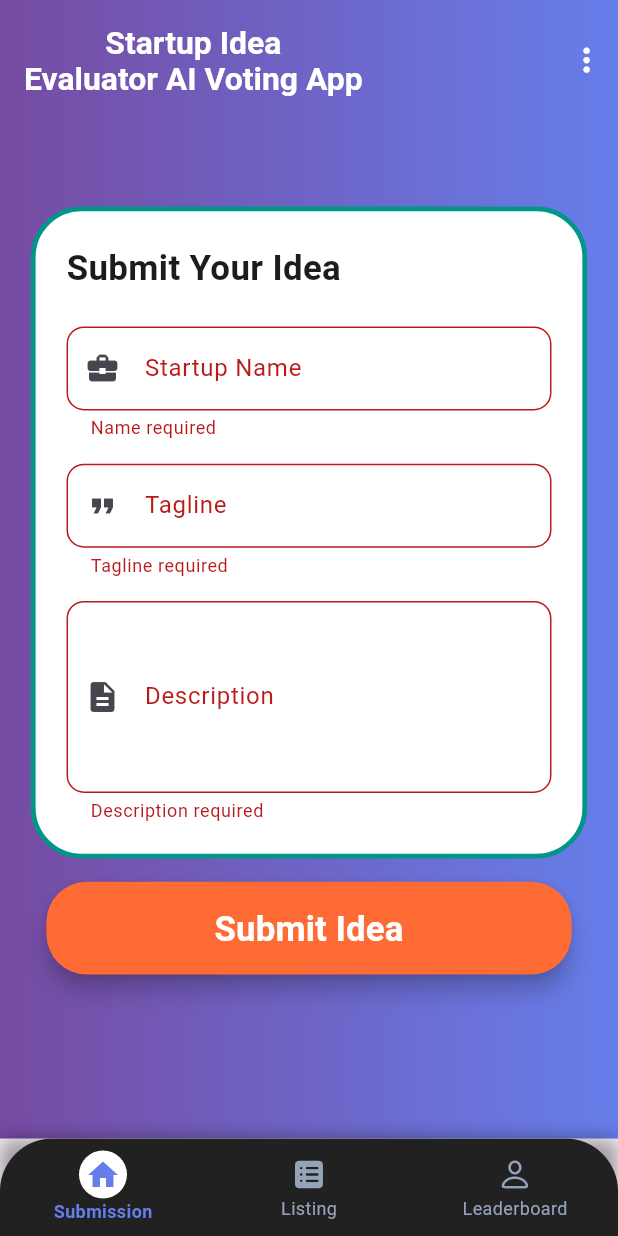
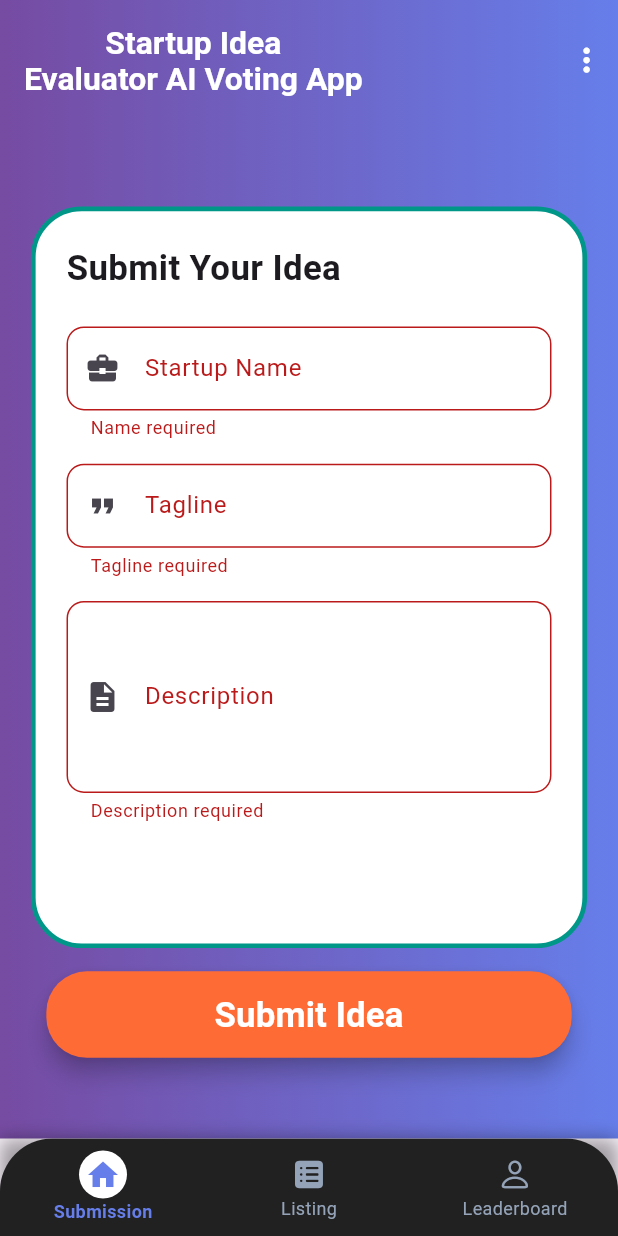
Before and after one commit to rambhola/Flutter-Voting-App---Mashine-Test, a Flutter app: the screen it shows after launch, after a tap on "Submit Idea", on a phone screen of 412 x 824 dp. Run offline on Flutter 3.47's test engine with Material 3 defaults, Android fonts, the phone set to English and light mode, and no system bars; our stand-ins replace flutter_screenutil, get, hive, hive_flutter; accounts and stored records are empty.

Commit message:
Add MediaQuery responsiveness to idea submmision screen and i added a idea delete button on the leaderbaord screen

```diff
--- a/lib/screens/views/ideacart_widget.dart
+++ b/lib/screens/views/ideacart_widget.dart
@@ -148,7 +148,7 @@ class IdeaCard extends StatelessWidget {
                           : screenHeight * 0.14,
                       width: isLandscape
                           ? screenWidth * 0.12
-                          : screenHeight * 0.14,
+                          : screenHeight * 0.12,
                       decoration: BoxDecoration(
                         shape: BoxShape.circle,
                         color: Colors.white.withValues(alpha: 0.25),
--- a/lib/screens/views/listing_screen.dart
+++ b/lib/screens/views/listing_screen.dart
@@ -20,7 +20,8 @@ class ListingScreen extends StatelessWidget {
         final bool isLandscape = constraints.maxWidth > constraints.maxHeight;
 
         return Obx(() {
-          return Scaffold(
+          return SafeArea(
+            child: Scaffold(
               backgroundColor: themeController.isDarkModeValue
                   ? Colors.grey[900]!
                   : const Color(0xFFF4F6FB),
@@ -149,6 +150,7 @@ class ListingScreen extends StatelessWidget {
                   ),
                 ],
               ),
+            ),
           );
         });
       },
--- a/lib/screens/views/submission_screen.dart
+++ b/lib/screens/views/submission_screen.dart
@@ -71,7 +71,7 @@ class _SubmissionScreenState extends State<SubmissionScreen> {
                     child: Icon(
                       Icons.more_vert,
                       color: Colors.white,
-                      size: 26.sp,
+                      size: isLandscape ? 16.sp : 26.sp,
                     ),
                   ),
                   itemBuilder: (_) => [
@@ -114,10 +114,12 @@ class _SubmissionScreenState extends State<SubmissionScreen> {
                         SizedBox(height: screenHeight * 0.07),
 
                         Container(
-                          width: screenWidth * 0.9,
-                          constraints: BoxConstraints(
-                            maxHeight: screenHeight * 0.6,
-                          ),
+                          width: isLandscape
+                              ? screenWidth * 0.9
+                              : screenWidth * 0.9,
+                          height: isLandscape
+                              ? screenHeight * 0.6
+                              : screenHeight * 0.6,
                           clipBehavior: Clip.hardEdge,
                           decoration: BoxDecoration(
                             color: themeController.isDarkModeValue
@@ -134,7 +136,6 @@ class _SubmissionScreenState extends State<SubmissionScreen> {
                           child: Padding(
                             padding: EdgeInsets.all(screenWidth * 0.05),
                             child: SingleChildScrollView(
-
                               child: SingleChildScrollView(
                                 scrollDirection: Axis.vertical,
                                 child: Column(
@@ -156,10 +157,13 @@ class _SubmissionScreenState extends State<SubmissionScreen> {
                                           Icons.business_center,
                                         ),
                                         border: OutlineInputBorder(
-                                          borderRadius: BorderRadius.circular(12.r),
+                                          borderRadius: BorderRadius.circular(
+                                            12.r,
+                                          ),
                                         ),
                                       ),
-                                      validator: (value) => value?.isEmpty ?? true
+                                      validator: (value) =>
+                                          value?.isEmpty ?? true
                                           ? 'Name required'
                                           : null,
                                     ),
@@ -168,12 +172,17 @@ class _SubmissionScreenState extends State<SubmissionScreen> {
                                       controller: taglineController,
                                       decoration: InputDecoration(
                                         labelText: "Tagline",
-                                        prefixIcon: const Icon(Icons.format_quote),
+                                        prefixIcon: const Icon(
+                                          Icons.format_quote,
+                                        ),
                                         border: OutlineInputBorder(
-                                          borderRadius: BorderRadius.circular(12.r),
+                                          borderRadius: BorderRadius.circular(
+                                            12.r,
+                                          ),
                                         ),
                                       ),
-                                      validator: (value) => value?.isEmpty ?? true
+                                      validator: (value) =>
+                                          value?.isEmpty ?? true
                                           ? 'Tagline required'
                                           : null,
                                     ),
@@ -183,12 +192,17 @@ class _SubmissionScreenState extends State<SubmissionScreen> {
                                       maxLines: 4,
                                       decoration: InputDecoration(
                                         labelText: "Description",
-                                        prefixIcon: const Icon(Icons.description),
+                                        prefixIcon: const Icon(
+                                          Icons.description,
+                                        ),
                                         border: OutlineInputBorder(
-                                          borderRadius: BorderRadius.circular(12.r),
+                                          borderRadius: BorderRadius.circular(
+                                            12.r,
+                                          ),
                                         ),
                                       ),
-                                      validator: (value) => value?.isEmpty ?? true
+                                      validator: (value) =>
+                                          value?.isEmpty ?? true
                                           ? 'Description required'
                                           : null,
                                     ),
@@ -203,9 +217,11 @@ class _SubmissionScreenState extends State<SubmissionScreen> {
                           padding: EdgeInsets.only(bottom: 18.h),
                           child: SizedBox(
                             width: isLandscape
-                                ? screenWidth * 0.55
+                                ? screenWidth * 0.85
                                 : screenWidth * 0.85,
-                            height: isLandscape ? 56.h : 64.h,
+                            height: isLandscape
+                                ? screenHeight * 0.20
+                                : screenHeight * 0.07,
                             child: ElevatedButton(
                               style: ElevatedButton.styleFrom(
                                 backgroundColor: const Color(0xFFFF6B35),
```
Also changed, not shown: lib/screens/views/leaderboard_screen.dart (+39 -3 lines). Lines whose indentation alone changed are shown as unchanged.
